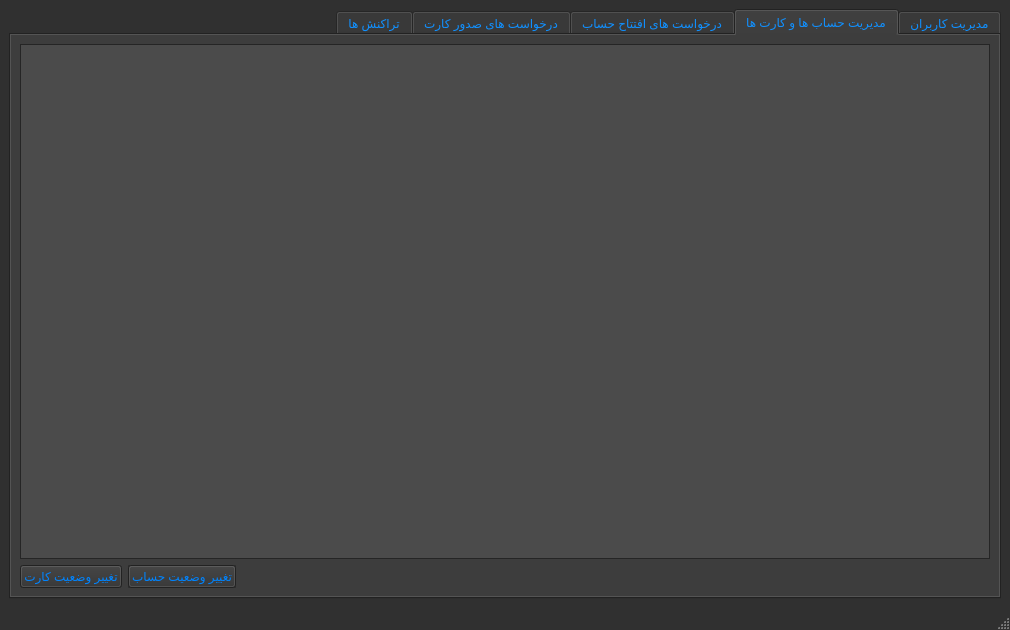
The window that adminpanel.ui (iliya-slpr/ap_project) describes before a commit, drawn with Qt 5.
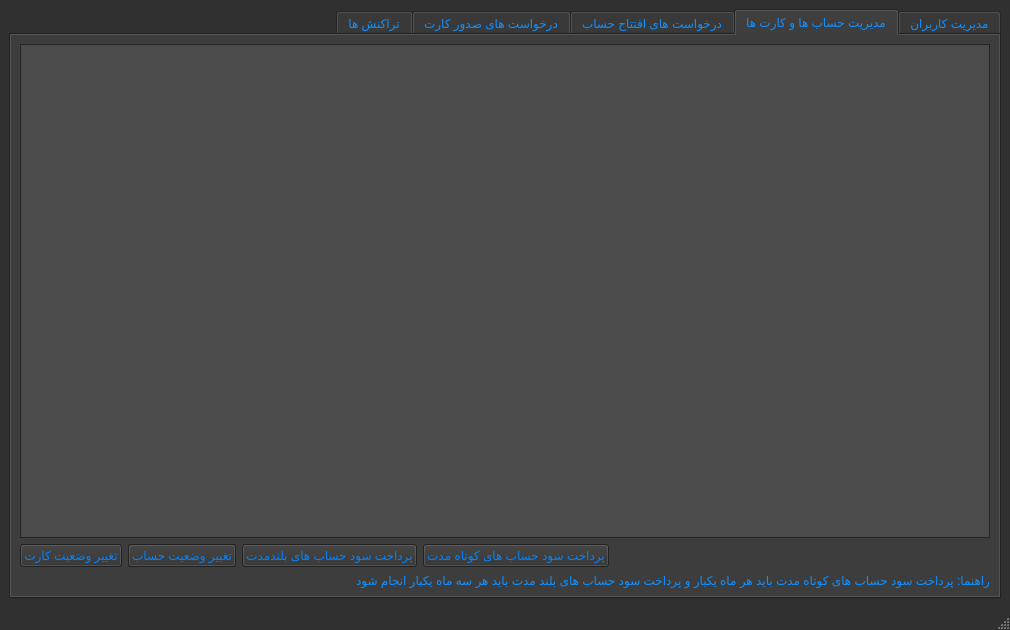
The same window after the commit. The open tabs and pages were chosen to show the change.

Commit message: login bugs fixed & added pay profit & complete LongTerm Account

Diff of the .ui file:
```diff
--- a/adminpanel.ui
+++ b/adminpanel.ui
@@ -717,6 +717,20 @@
             </property>
            </spacer>
           </item>
+          <item>
+           <widget class="QPushButton" name="shortAccountBtn">
+            <property name="text">
+             <string>پرداخت سود حساب های کوتاه مدت</string>
+            </property>
+           </widget>
+          </item>
+          <item>
+           <widget class="QPushButton" name="longAccountBtn">
+            <property name="text">
+             <string>پرداخت سود حساب های بلندمدت</string>
+            </property>
+           </widget>
+          </item>
           <item>
            <widget class="QPushButton" name="changeStatusBtn">
             <property name="autoFillBackground">
@@ -736,6 +750,13 @@
           </item>
          </layout>
         </item>
+        <item>
+         <widget class="QLabel" name="label">
+          <property name="text">
+           <string>راهنما: پرداخت سود حساب های کوتاه مدت باید هر ماه یکبار و پرداخت سود حساب های بلند مدت باید هر سه ماه یکبار انجام شود </string>
+          </property>
+         </widget>
+        </item>
        </layout>
       </widget>
       <widget class="QWidget" name="tab_2">
```
Left out of the diff: 2 changed lines with no effect on the pictures. The commit also changes 7 other files.
